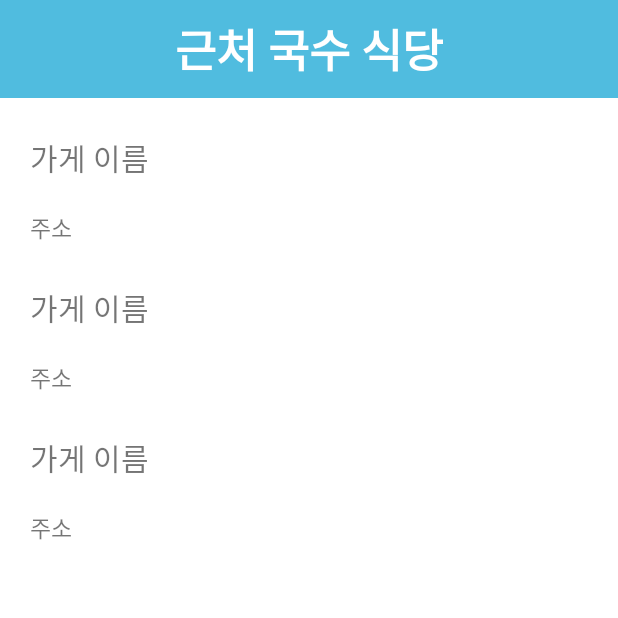
After one commit to notecase17/kr.ac.kumoh.lunchpick, an Android app: the ContentsListActivity screen opened directly, with no data from a screen before it, on a phone screen of 412 x 824 dp, the top half of it. The commit adds this screen. Run offline under Robolectric (Android 15) with nearby library versions, the phone set to English and light mode, and no system bars.

Commit message:
2022/04/09 김영욱 List Layout

```diff
--- a/app/src/main/AndroidManifest.xml
+++ b/app/src/main/AndroidManifest.xml
@@ -9,6 +9,9 @@
         android:roundIcon="@mipmap/ic_launcher_round"
         android:supportsRtl="true"
         android:theme="@style/Theme.LunchPick">
+        <activity
+            android:name=".contentsList.ContentsListActivity"
+            android:exported="false" />
         <activity
             android:name=".CustomerSignUpActivity"
             android:exported="false" />
--- /dev/null
+++ b/app/src/main/java/kr/ac/kumoh/lunchpick/contentsList/ContentsListActivity.kt
@@ -0,0 +1,26 @@
+package kr.ac.kumoh.lunchpick.contentsList
+
+import androidx.appcompat.app.AppCompatActivity
+import android.os.Bundle
+import androidx.recyclerview.widget.LinearLayoutManager
+import androidx.recyclerview.widget.RecyclerView
+import kr.ac.kumoh.lunchpick.R
+
+class ContentsListActivity : AppCompatActivity() {
+    override fun onCreate(savedInstanceState: Bundle?) {
+        super.onCreate(savedInstanceState)
+        setContentView(R.layout.activity_contents_list)
+
+        val rv : RecyclerView = findViewById(R.id.rv)
+
+        val items = ArrayList<String>()
+        items.add("예시1")
+        items.add("예시2")
+        items.add("예시3")
+
+        val rvAdapter = ContentsRVAdapter(items)
+        rv.adapter = rvAdapter
+
+        rv.layoutManager = LinearLayoutManager(this)
+    }
+}
--- /dev/null
+++ b/app/src/main/java/kr/ac/kumoh/lunchpick/contentsList/ContentsRVAdapter.kt
@@ -0,0 +1,34 @@
+package kr.ac.kumoh.lunchpick.contentsList
+
+import android.view.LayoutInflater
+import android.view.View
+import android.view.ViewGroup
+import androidx.recyclerview.widget.RecyclerView
+import kr.ac.kumoh.lunchpick.R
+
+class ContentsRVAdapter(val items : ArrayList<String>) :
+    RecyclerView.Adapter<ContentsRVAdapter.ViewHolder>() {
+    override fun onCreateViewHolder(
+        parent: ViewGroup,
+        viewType: Int
+    ): ContentsRVAdapter.ViewHolder {
+        val v = LayoutInflater.from(parent.context).inflate(R.layout.content_rv_item, parent, false)
+        return ViewHolder(v)
+    }
+
+    override fun onBindViewHolder(holder: ContentsRVAdapter.ViewHolder, position: Int) {
+        holder.bindItems(items[position])
+    }
+
+    override fun getItemCount(): Int {
+        return items.size
+    }
+
+    inner class ViewHolder(itemView : View) : RecyclerView.ViewHolder(itemView){
+
+        fun bindItems(item : String){
+
+        }
+    }
+
+}
--- /dev/null
+++ b/app/src/main/res/layout/activity_contents_list.xml
@@ -0,0 +1,31 @@
+<?xml version="1.0" encoding="utf-8"?>
+<androidx.constraintlayout.widget.ConstraintLayout
+    xmlns:android="http://schemas.android.com/apk/res/android"
+    xmlns:app="http://schemas.android.com/apk/res-auto"
+    xmlns:tools="http://schemas.android.com/tools"
+    android:layout_width="match_parent"
+    android:layout_height="match_parent"
+    tools:context=".contentsList.ContentsListActivity">
+
+    <TextView
+        android:layout_width="match_parent"
+        android:layout_height="wrap_content"
+        android:gravity="center"
+        android:text="근처 국수 식당"
+        android:textSize="30dp"
+        android:textStyle="bold"
+        android:paddingTop="10dp"
+        android:paddingBottom="10dp"
+        android:background="@color/skyblue"
+        android:textColor="@color/white"
+        app:layout_constraintEnd_toEndOf="parent"
+        app:layout_constraintStart_toStartOf="parent"
+        app:layout_constraintTop_toTopOf="parent"/>
+
+    <androidx.recyclerview.widget.RecyclerView
+        android:id="@+id/rv"
+        android:layout_width="match_parent"
+        android:layout_height="match_parent"
+        android:layout_marginTop="80dp" />
+
+</androidx.constraintlayout.widget.ConstraintLayout>
--- /dev/null
+++ b/app/src/main/res/layout/content_rv_item.xml
@@ -0,0 +1,34 @@
+<?xml version="1.0" encoding="utf-8"?>
+<LinearLayout
+    xmlns:android="http://schemas.android.com/apk/res/android"
+    android:layout_width="match_parent"
+    android:layout_height="100dp"
+    android:orientation="horizontal">
+
+    <ImageView
+        android:padding="10dp"
+        android:layout_width="wrap_content"
+        android:layout_height="100dp"/>
+    <LinearLayout
+        android:layout_width="match_parent"
+        android:layout_height="wrap_content"
+        android:orientation="vertical">
+
+        <TextView
+            android:text="가게 이름"
+            android:textSize="20dp"
+            android:paddingTop="10dp"
+            android:layout_width="match_parent"
+            android:layout_height="50dp"/>
+        <TextView
+            android:text="주소"
+            android:textSize="15dp"
+            android:paddingTop="10dp"
+            android:layout_width="match_parent"
+            android:layout_height="50dp"/>
+    </LinearLayout>
+
+
+
+
+</LinearLayout>
--- a/app/src/main/res/values/colors.xml
+++ b/app/src/main/res/values/colors.xml
@@ -7,4 +7,5 @@
     <color name="teal_700">#FF018786</color>
     <color name="black">#FF000000</color>
     <color name="white">#FFFFFFFF</color>
+    <color name="skyblue">#50bcdf</color>
 </resources>
```
Also changed, not shown: 1 other file.
